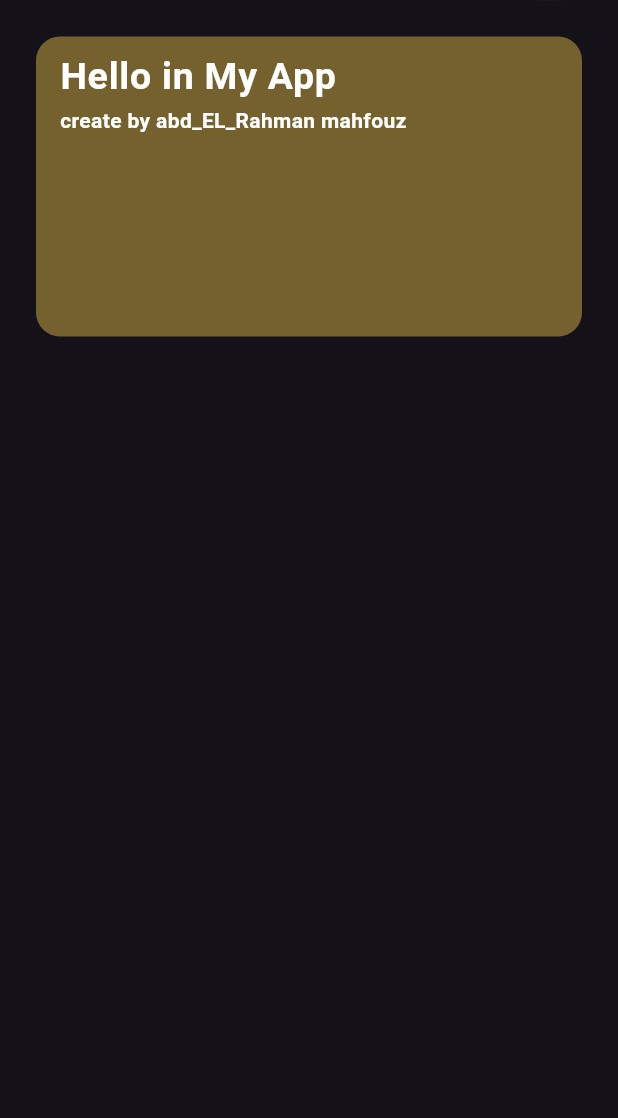
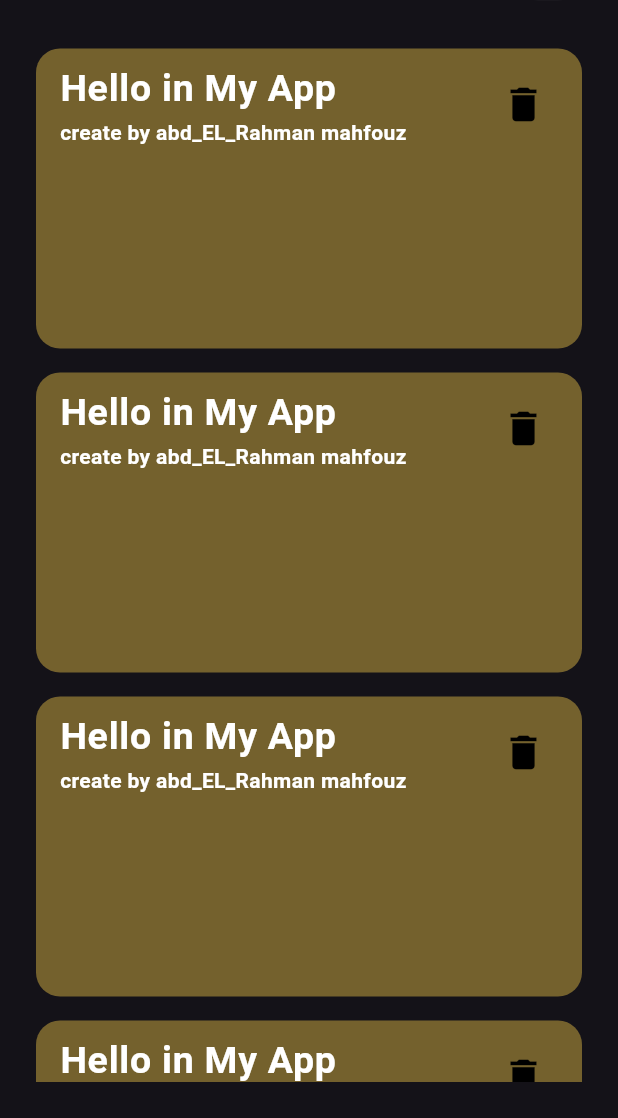
Before and after one commit to AMahfouz144/Notes, a Flutter app: the screen it shows after launch, on a phone screen of 412 x 824 dp, the part 118-1236 px from its top. Run offline on Flutter 3.47's test engine with Material 3 defaults, Android fonts, the phone set to English and light mode, and no system bars.

Commit message:
custom Note List View

```diff
--- a/lib/views/notes_view.dart
+++ b/lib/views/notes_view.dart
@@ -1,6 +1,7 @@
 import 'package:flutter/material.dart';
 import 'package:notes/views/widgets/custom_appbar.dart';
 import 'package:notes/views/widgets/custom_note.dart';
+import 'package:notes/views/widgets/custom_notes.dart';
 
 class NotesView extends StatelessWidget {
   const NotesView({super.key});
@@ -18,7 +19,9 @@ class NotesView extends StatelessWidget {
           SizedBox(
             height: 24,
           ),
-          CustomNote(),
+          Expanded(
+            child: CustomNotes(),
+          ),
         ]),
       ),
     );
--- a/lib/views/widgets/custom_Llist_tile.dart
+++ b/lib/views/widgets/custom_Llist_tile.dart
@@ -9,7 +9,9 @@ class CustomListTile extends StatelessWidget {
     this.leading,
     this.title,
     this.subtitle,
+    this.trailing,
   });
+  Widget? trailing;
   Widget? title;
   Widget? subtitle;
   Widget? leading;
@@ -21,6 +23,7 @@ class CustomListTile extends StatelessWidget {
       subtitle: subtitle,
       leading: leading,
       onTap: onTap,
+      trailing: trailing,
     );
   }
 }
--- a/lib/views/widgets/custom_note.dart
+++ b/lib/views/widgets/custom_note.dart
@@ -14,6 +14,11 @@ class CustomNote extends StatelessWidget {
         borderRadius: BorderRadius.circular(16),
       ),
       child: CustomListTile(
+        trailing: const Icon(
+          Icons.delete,
+          color: Colors.black,
+          size: 30,
+        ),
         title: const Text(
           'Hello in My App',
           style: TextStyle(
--- /dev/null
+++ b/lib/views/widgets/custom_notes.dart
@@ -0,0 +1,18 @@
+import 'package:flutter/material.dart';
+import 'package:notes/views/widgets/custom_note.dart';
+
+class CustomNotes extends StatelessWidget {
+  const CustomNotes({super.key});
+
+  @override
+  Widget build(BuildContext context) {
+    return ListView.builder(
+      itemBuilder: (context, index) {
+        return const Padding(
+          padding: EdgeInsets.symmetric(vertical: 8.0),
+          child: CustomNote(),
+        );
+      },
+    );
+  }
+}
--- a/pubspec.yaml
+++ b/pubspec.yaml
@@ -35,6 +35,7 @@ dependencies:
   # The following adds the Cupertino Icons font to your application.
   # Use with the CupertinoIcons class for iOS style icons.
   cupertino_icons: ^1.0.2
+  icon_forest: ^1.1.8
 
 dev_dependencies:
   flutter_test:
```
